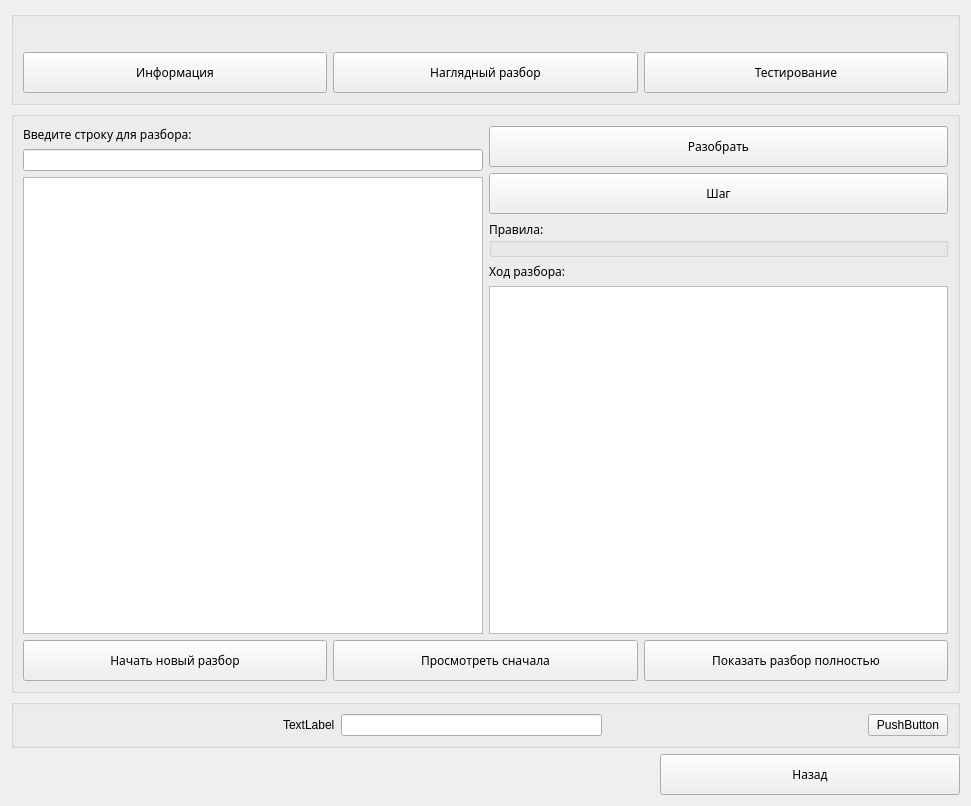
Before: the Qt Designer form ParsingAssistant/CWindow.ui in Owlfeather/ParsingAssistant, drawn with Qt 5.
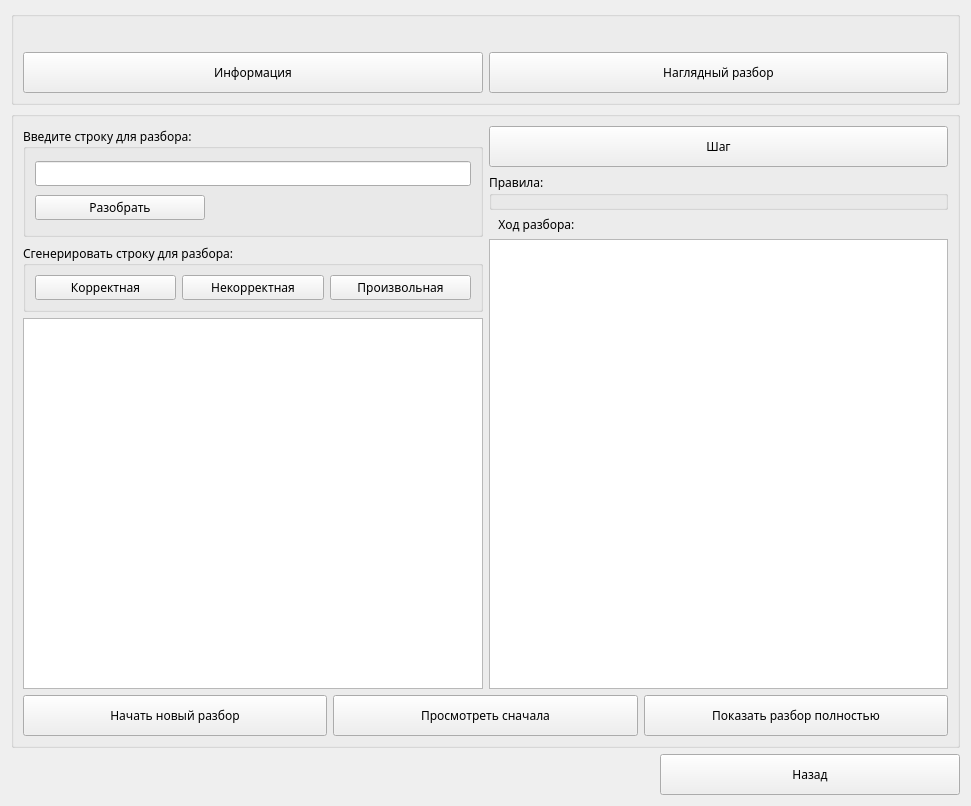
After: the same form once the commit is applied.

```diff
--- a/ParsingAssistant/CWindow.ui
+++ b/ParsingAssistant/CWindow.ui
@@ -10,6 +10,12 @@
     <height>806</height>
    </rect>
   </property>
+  <property name="minimumSize">
+   <size>
+    <width>0</width>
+    <height>150</height>
+   </size>
+  </property>
   <property name="windowTitle">
    <string>Методы грамматического разбора</string>
   </property>
@@ -78,25 +84,6 @@
             </property>
            </widget>
           </item>
-          <item>
-           <widget class="QPushButton" name="btnTest">
-            <property name="minimumSize">
-             <size>
-              <width>300</width>
-              <height>41</height>
-             </size>
-            </property>
-            <property name="font">
-             <font>
-              <family>Century Gothic</family>
-              <pointsize>9</pointsize>
-             </font>
-            </property>
-            <property name="text">
-             <string>Тестирование</string>
-            </property>
-           </widget>
-          </item>
          </layout>
         </item>
        </layout>
@@ -117,20 +104,107 @@
           <item>
            <layout class="QVBoxLayout" name="verticalLayout_4">
             <item>
-             <widget class="QLabel" name="lblAboutStr">
+             <widget class="QGroupBox" name="groupBox_2">
+              <property name="minimumSize">
+               <size>
+                <width>0</width>
+                <height>111</height>
+               </size>
+              </property>
               <property name="font">
                <font>
                 <family>Century Gothic</family>
                 <pointsize>9</pointsize>
                </font>
               </property>
-              <property name="text">
+              <property name="title">
                <string>Введите строку для разбора:</string>
               </property>
+              <property name="alignment">
+               <set>Qt::AlignLeading|Qt::AlignLeft|Qt::AlignVCenter</set>
+              </property>
+              <layout class="QVBoxLayout" name="verticalLayout_7">
+               <item>
+                <widget class="QLineEdit" name="lineInpStr"/>
+               </item>
+               <item>
+                <widget class="QPushButton" name="btnStart">
+                 <property name="minimumSize">
+                  <size>
+                   <width>150</width>
+                   <height>0</height>
+                  </size>
+                 </property>
+                 <property name="maximumSize">
+                  <size>
+                   <width>170</width>
+                   <height>16777215</height>
+                  </size>
+                 </property>
+                 <property name="font">
+                  <font>
+                   <family>Century Gothic</family>
+                   <pointsize>9</pointsize>
+                  </font>
+                 </property>
+                 <property name="layoutDirection">
+                  <enum>Qt::LeftToRight</enum>
+                 </property>
+                 <property name="autoFillBackground">
+                  <bool>false</bool>
+                 </property>
+                 <property name="text">
+                  <string>Разобрать</string>
+                 </property>
+                </widget>
+               </item>
+              </layout>
              </widget>
             </item>
             <item>
-             <widget class="QLineEdit" name="lineInpStr"/>
+             <widget class="QGroupBox" name="genBox">
+              <property name="minimumSize">
+               <size>
+                <width>0</width>
+                <height>45</height>
+               </size>
+              </property>
+              <property name="font">
+               <font>
+                <family>Century Gothic</family>
+                <pointsize>9</pointsize>
+               </font>
+              </property>
+              <property name="title">
+               <string>Сгенерировать строку для разбора:</string>
+              </property>
+              <property name="alignment">
+               <set>Qt::AlignLeading|Qt::AlignLeft|Qt::AlignVCenter</set>
+              </property>
+              <layout class="QHBoxLayout" name="horizontalLayout_7">
+               <item>
+                <widget class="QPushButton" name="btnGenCor">
+                 <property name="text">
+                  <string>Корректная</string>
+                 </property>
+                </widget>
+               </item>
+               <item>
+                <widget class="QPushButton" name="btnGenIncor">
+                 <property name="text">
+                  <string>Некорректная</string>
+                 </property>
+                </widget>
+               </item>
+               <item>
+                <widget class="QPushButton" name="btnGenRand">
+                 <property name="text">
+                  <string>Произвольная</string>
+                 </property>
+                </widget>
+               </item>
+              </layout>
+             </widget>
             </item>
             <item>
              <widget class="QTableView" name="tableView"/>
@@ -139,25 +213,6 @@
           </item>
           <item>
            <layout class="QVBoxLayout" name="verticalLayout_3">
-            <item>
-             <widget class="QPushButton" name="btnStart">
-              <property name="minimumSize">
-               <size>
-                <width>0</width>
-                <height>41</height>
-               </size>
-              </property>
-              <property name="font">
-               <font>
-                <family>Century Gothic</family>
-                <pointsize>9</pointsize>
-               </font>
-              </property>
-              <property name="text">
-               <string>Разобрать</string>
-              </property>
-             </widget>
-            </item>
             <item>
              <widget class="QPushButton" name="btnStep">
               <property name="minimumSize">
@@ -205,7 +260,10 @@
                </font>
               </property>
               <property name="text">
-               <string>Ход разбора:</string>
+               <string>   Ход разбора:</string>
+              </property>
+              <property name="alignment">
+               <set>Qt::AlignLeading|Qt::AlignLeft|Qt::AlignVCenter</set>
               </property>
              </widget>
             </item>
@@ -282,62 +340,6 @@
      </layout>
     </widget>
    </item>
-   <item>
-    <widget class="QGroupBox" name="grboxTest">
-     <property name="title">
-      <string/>
-     </property>
-     <layout class="QVBoxLayout" name="verticalLayout_7">
-      <item>
-       <layout class="QHBoxLayout" name="horizontalLayout_4">
-        <item>
-         <spacer name="horizontalSpacer">
-          <property name="orientation">
-           <enum>Qt::Horizontal</enum>
-          </property>
-          <property name="sizeHint" stdset="0">
-           <size>
-            <width>40</width>
-            <height>20</height>
-           </size>
-          </property>
-         </spacer>
-        </item>
-        <item>
-         <widget class="QLabel" name="label_4">
-          <property name="text">
-           <string>TextLabel</string>
-          </property>
-         </widget>
-        </item>
-        <item>
-         <widget class="QLineEdit" name="lineEdit_2"/>
-        </item>
-        <item>
-         <spacer name="horizontalSpacer_2">
-          <property name="orientation">
-           <enum>Qt::Horizontal</enum>
-          </property>
-          <property name="sizeHint" stdset="0">
-           <size>
-            <width>40</width>
-            <height>20</height>
-           </size>
-          </property>
-         </spacer>
-        </item>
-        <item>
-         <widget class="QPushButton" name="pushButton_7">
-          <property name="text">
-           <string>PushButton</string>
-          </property>
-         </widget>
-        </item>
-       </layout>
-      </item>
-     </layout>
-    </widget>
-   </item>
    <item>
     <layout class="QHBoxLayout" name="horizontalLayout_5">
      <item>
```
